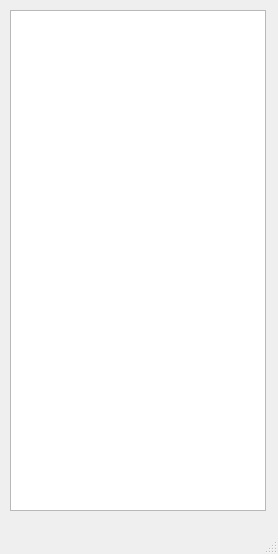
Old version of the form store.ui in the repository HamidDasht/DS-FirstProject.
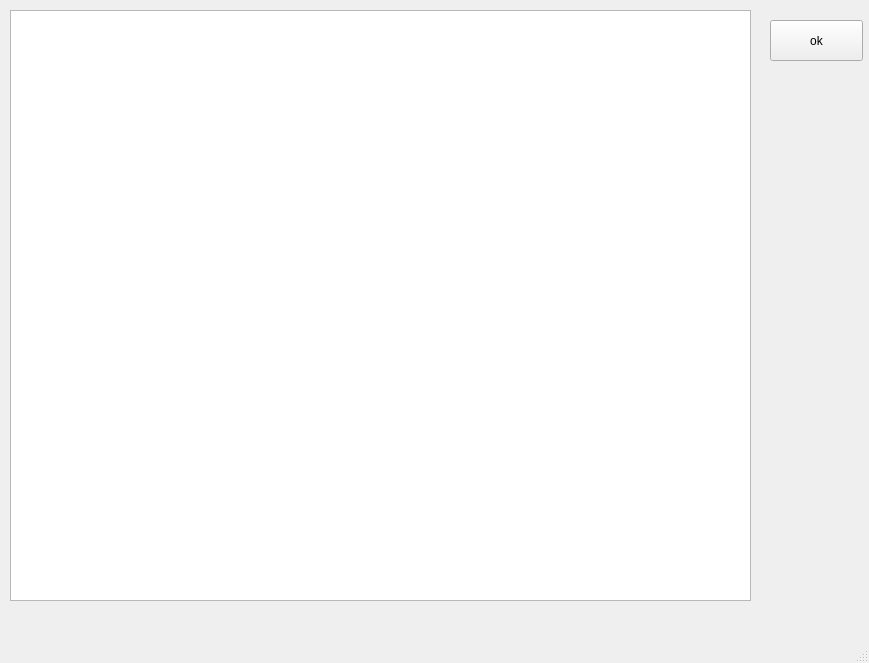
New version of the form.

What changed in the file:
```diff
--- a/store.ui
+++ b/store.ui
@@ -6,8 +6,8 @@
    <rect>
     <x>0</x>
     <y>0</y>
-    <width>278</width>
-    <height>554</height>
+    <width>869</width>
+    <height>663</height>
    </rect>
   </property>
   <property name="windowTitle">
@@ -19,11 +19,24 @@
      <rect>
       <x>10</x>
       <y>10</y>
-      <width>256</width>
-      <height>501</height>
+      <width>741</width>
+      <height>591</height>
      </rect>
     </property>
    </widget>
+   <widget class="QPushButton" name="end_of_bying">
+    <property name="geometry">
+     <rect>
+      <x>770</x>
+      <y>20</y>
+      <width>93</width>
+      <height>41</height>
+     </rect>
+    </property>
+    <property name="text">
+     <string>ok</string>
+    </property>
+   </widget>
   </widget>
   <widget class="QMenuBar" name="menubar">
    <property name="geometry">
```
Left out of the diff: 2 changed lines with no effect on the pictures.
